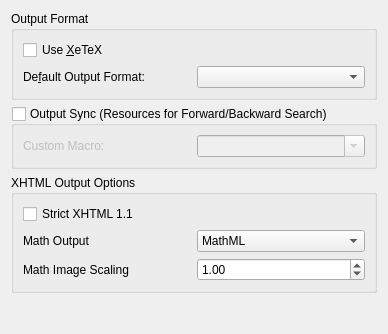
Old version of the form src/frontends/qt4/ui/OutputUi.ui in the repository cburschka/lyx.
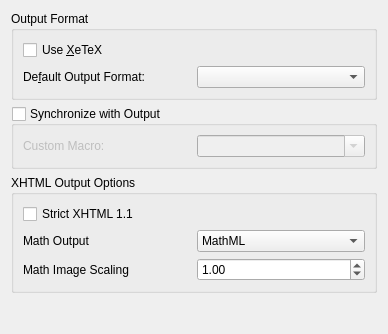
New version of the form.

Commit message: * Output.ui: clearer labeling

Patch:
```diff
--- a/src/frontends/qt4/ui/OutputUi.ui
+++ b/src/frontends/qt4/ui/OutputUi.ui
@@ -77,7 +77,7 @@
       <string>SyncTeX  for PDF, srcltx for DVI</string>
      </property>
      <property name="title" >
-      <string>Output Sync (Resources for Forward/Backward Search)</string>
+      <string>Synchronize with Output</string>
      </property>
      <property name="flat" >
       <bool>true</bool>
```
Left out of the diff: 2 changed lines with no effect on the pictures.
